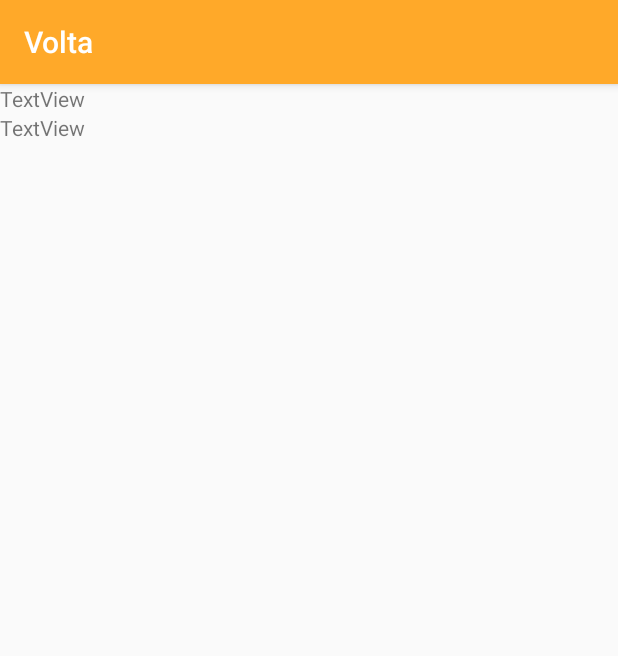
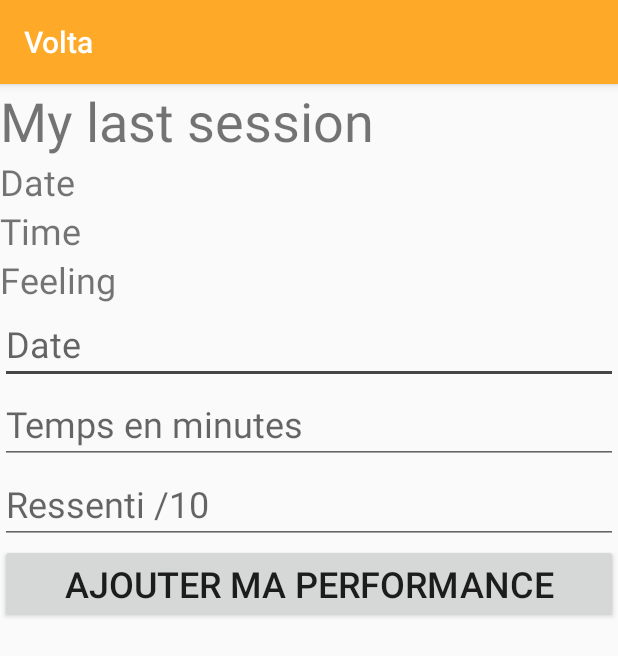
Before and after one commit to rafallmind/Volta, an Android app: the AnalyseSportActivity screen opened directly, with no data from a screen before it, on a phone screen of 412 x 824 dp. Shown: the top 656 px of the screen. Run offline under Robolectric (Android 15) with nearby library versions, the phone set to English and light mode, and no system bars; our stand-ins replace Firebase (no records; nobody signed in at launch, a user with empty details on screens opened directly); 1 statement that could not run was skipped.

Commit message:
Ajout perf + affichage derniere perf

```diff
--- a/app/src/main/java/com/example/voltagang/AnalyseSportActivity.java
+++ b/app/src/main/java/com/example/voltagang/AnalyseSportActivity.java
@@ -3,9 +3,21 @@ package com.example.voltagang;
 import androidx.annotation.NonNull;
 import androidx.appcompat.app.AppCompatActivity;
 
+import android.app.ProgressDialog;
+import android.content.Context;
+import android.content.Intent;
 import android.os.Bundle;
+import android.view.View;
+import android.widget.Button;
+import android.widget.EditText;
 import android.widget.TextView;
+import android.widget.Toast;
 
+import com.example.voltagang.Model.Session;
+import com.example.voltagang.Model.User;
+import com.google.android.gms.tasks.OnCompleteListener;
+import com.google.android.gms.tasks.Task;
+import com.google.firebase.auth.AuthResult;
 import com.google.firebase.auth.FirebaseAuth;
 import com.google.firebase.database.DataSnapshot;
 import com.google.firebase.database.DatabaseError;
@@ -13,12 +25,19 @@ import com.google.firebase.database.DatabaseReference;
 import com.google.firebase.database.FirebaseDatabase;
 import com.google.firebase.database.ValueEventListener;
 
+import java.util.HashMap;
+
 public class AnalyseSportActivity extends AppCompatActivity {
 
     //Composants XML
-    private TextView sportNameAnalyse, sportDescriptionAnalyse;
+    private TextView laDate, leTemps, leRessenti;
+    private EditText addDate,addTemps,addRessenti;
+    private Button btnAdd;
 
     private Bundle b;
+    private String key;
+
+    private Context mContext;
 
     //Référence FireBase
     private FirebaseAuth mAuth;
@@ -28,11 +47,20 @@ public class AnalyseSportActivity extends AppCompatActivity {
     @Override
     protected void onCreate(Bundle savedInstanceState) {
         super.onCreate(savedInstanceState);
-        setContentView(R.layout.activity_analyse_sport);
+        setContentView(R.layout.session);
 
         //Initialisation des composants du XML associés
-        sportNameAnalyse = findViewById(R.id.sportNameAnalyse);
-        sportDescriptionAnalyse = findViewById(R.id.sportDescriptionAnalyse);
+        laDate = findViewById(R.id.laDate);
+        leTemps = findViewById(R.id.leTemps);
+        leRessenti = findViewById(R.id.leRessenti);
+        addDate = findViewById(R.id.addDate);
+        addTemps = findViewById(R.id.addTime);
+        addRessenti = findViewById(R.id.addFeeling);
+        btnAdd = findViewById(R.id.btnAdd);
+
+        //Ca c'est stylé
+        final ProgressDialog progressDialog = new ProgressDialog(this);
+        progressDialog.setMessage("Chargement...");
 
         //Initialisation FireBase
         mAuth = FirebaseAuth.getInstance();
@@ -40,19 +68,73 @@ public class AnalyseSportActivity extends AppCompatActivity {
         mRef = FirebaseDatabase.getInstance().getReference();
 
         b = getIntent().getExtras();
+        key = b.getString("key");
 
-        mRef.child("users").child(mAuth.getCurrentUser().getUid()).child("mesSports").child(b.getString("key")).addValueEventListener(new ValueEventListener() {
+
+        //affichage derniere session
+
+
+        mRef.child("users").child(mAuth.getCurrentUser().getUid()).child("mesSports").child(key).child("mesSessions").limitToLast(1).addValueEventListener(new ValueEventListener() {
             @Override
-            public void onDataChange(@NonNull DataSnapshot dataSnapshot) {
-                if(dataSnapshot.exists()) {
-                    sportNameAnalyse.setText(dataSnapshot.child("name").getValue().toString());
-                    sportDescriptionAnalyse.setText(dataSnapshot.child("description").getValue().toString());
+            public void onDataChange(@NonNull DataSnapshot dataSnapshot){
+                for(DataSnapshot child : dataSnapshot.getChildren()){
+                    if(child.exists()){
+                        laDate.setText(child.child("date").getValue().toString());
+                        leTemps.setText(child.child("temps").getValue().toString());
+                        leRessenti.setText(child.child("ressenti").getValue().toString());
+                    }
+
                 }
+
+
             }
 
             @Override
-            public void onCancelled(@NonNull DatabaseError databaseError) { }
+            public void onCancelled(@NonNull DatabaseError databaseError) {
+
+            }
         });
+
+
+        //ajout du sport
+        btnAdd.setOnClickListener(new View.OnClickListener() {
+            @Override
+            public void onClick(View v) {
+                final String date = addDate.getText().toString();
+                final String temps = addTemps.getText().toString();
+                final String ressenti = addRessenti.getText().toString();
+
+                if(date.isEmpty()){
+                    addDate.setError("Veuillez remplir ce champ");
+                    addDate.setFocusable(true);
+                }
+                else if(temps.isEmpty()){
+                    addTemps.setError("Veuillez remplir ce champ");
+                    addTemps.setFocusable(true);
+                }
+                else if(ressenti.isEmpty()){
+                    addRessenti.setError("Veuillez remplir ce champ");
+                    addRessenti.setFocusable(true);
+                }
+                else{
+                    Session session = new Session(
+                            date,
+                            temps,
+                            ressenti
+                    );
+                    HashMap sessionMap = new HashMap();
+                    DatabaseReference ref = FirebaseDatabase.getInstance().getReference().child("users").child(mAuth.getCurrentUser().getUid()).child("mesSports").child(key).child("mesSessions");
+                    sessionMap.put(ref.push().getKey(), session);
+                    ref.updateChildren(sessionMap);
+
+
+
+
+                    }
+            }
+        });
+
+
     }
 
 }
--- a/app/src/main/res/layout/session.xml
+++ b/app/src/main/res/layout/session.xml
@@ -5,6 +5,13 @@
     android:layout_height="wrap_content"
     android:gravity="center"
     android:orientation="vertical">
+
+    <TextView
+        android:id="@+id/lastSession"
+        android:layout_width="match_parent"
+        android:layout_height="wrap_content"
+        android:text="@string/last_session"
+        android:textSize="36sp" />
 
     <LinearLayout
         android:id="@+id/dates"
@@ -14,18 +21,19 @@
         android:orientation="horizontal">
 
         <TextView
-            android:id="@+id/textView"
+            android:id="@+id/TvDate"
             android:layout_width="wrap_content"
             android:layout_height="wrap_content"
             android:layout_weight="1"
-            android:text="@string/date" />
+            android:text="@string/date"
+            android:textSize="24sp" />
 
         <TextView
-            android:id="@+id/textView2"
+            android:id="@+id/laDate"
             android:layout_width="wrap_content"
             android:layout_height="wrap_content"
             android:layout_weight="1"
-            android:text="TextView" />
+            android:textSize="24sp" />
     </LinearLayout>
 
     <LinearLayout
@@ -35,18 +43,19 @@
         android:orientation="horizontal">
 
         <TextView
-            android:id="@+id/textView3"
+            android:id="@+id/TvTime"
             android:layout_width="wrap_content"
             android:layout_height="wrap_content"
             android:layout_weight="1"
-            android:text="@string/time" />
+            android:text="@string/time"
+            android:textSize="24sp" />
 
         <TextView
-            android:id="@+id/textView4"
+            android:id="@+id/leTemps"
             android:layout_width="wrap_content"
             android:layout_height="wrap_content"
             android:layout_weight="1"
-            android:text="TextView" />
+            android:textSize="24sp" />
     </LinearLayout>
 
     <LinearLayout
@@ -56,17 +65,86 @@
         android:orientation="horizontal">
 
         <TextView
-            android:id="@+id/textView5"
+            android:id="@+id/TvFeeling"
             android:layout_width="wrap_content"
             android:layout_height="wrap_content"
             android:layout_weight="1"
-            android:text="@string/feeling" />
+            android:text="@string/feeling"
+            android:textSize="24sp" />
 
         <TextView
-            android:id="@+id/textView6"
+            android:id="@+id/leRessenti"
             android:layout_width="wrap_content"
             android:layout_height="wrap_content"
             android:layout_weight="1"
-            android:text="TextView" />
+            android:textSize="24sp" />
+
     </LinearLayout>
+
+    <LinearLayout
+        android:layout_width="match_parent"
+        android:layout_height="match_parent"
+        android:orientation="vertical">
+
+        <LinearLayout
+            android:layout_width="match_parent"
+            android:layout_height="match_parent"
+            android:layout_weight="1"
+            android:orientation="horizontal">
+
+            <EditText
+                android:id="@+id/addDate"
+                android:layout_width="match_parent"
+                android:layout_height="wrap_content"
+                android:layout_weight="1"
+                android:ems="10"
+                android:hint="@string/date"
+                android:inputType="date"
+                android:textSize="24sp" />
+        </LinearLayout>
+
+        <LinearLayout
+            android:layout_width="match_parent"
+            android:layout_height="match_parent"
+            android:layout_weight="1"
+            android:orientation="horizontal">
+
+            <EditText
+                android:id="@+id/addTime"
+                android:layout_width="wrap_content"
+                android:layout_height="wrap_content"
+                android:layout_weight="1"
+                android:ems="10"
+                android:hint="Temps en minutes"
+                android:inputType="textPersonName"
+                android:textSize="24sp" />
+        </LinearLayout>
+
+        <LinearLayout
+            android:layout_width="match_parent"
+            android:layout_height="match_parent"
+            android:layout_weight="1"
+            android:orientation="horizontal">
+
+            <EditText
+                android:id="@+id/addFeeling"
+                android:layout_width="match_parent"
+                android:layout_height="wrap_content"
+                android:layout_weight="1"
+                android:ems="10"
+                android:hint="Ressenti /10"
+                android:inputType="number"
+                android:textSize="24sp" />
+        </LinearLayout>
+
+        <Button
+            android:id="@+id/btnAdd"
+            android:layout_width="match_parent"
+            android:layout_height="wrap_content"
+            android:layout_weight="1"
+            android:text="Ajouter ma performance"
+            android:textSize="24sp" />
+
+    </LinearLayout>
+
 </LinearLayout>
```
Also changed, not shown: app/src/main/java/com/example/voltagang/Model/Session.java (+10 -19 lines), app/src/main/java/com/example/voltagang/Sessions.java (deleted, +0 -10 lines), app/src/main/res/layout/seance_fragment.xml (deleted, +0 -10 lines).
